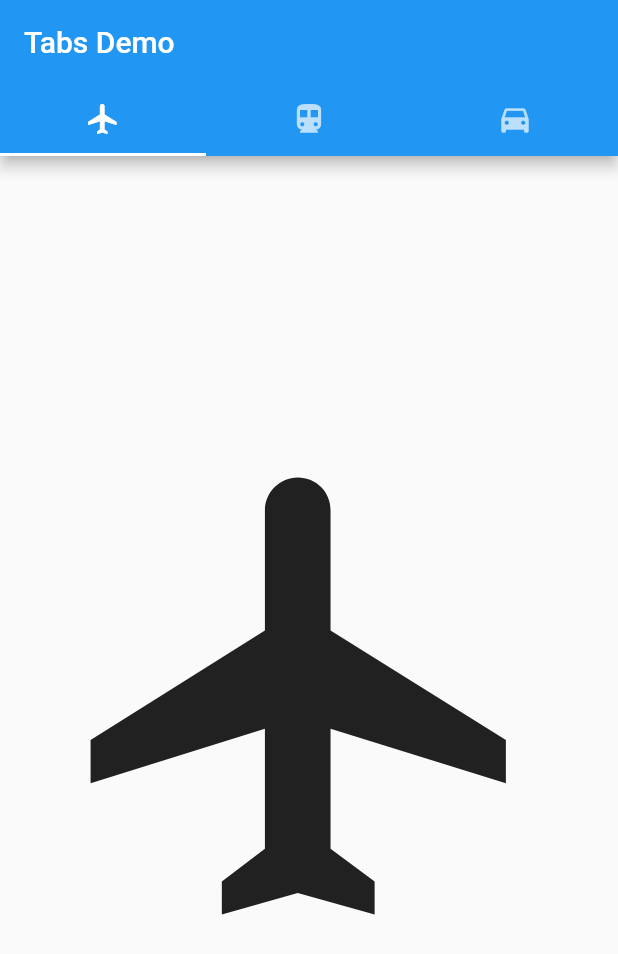
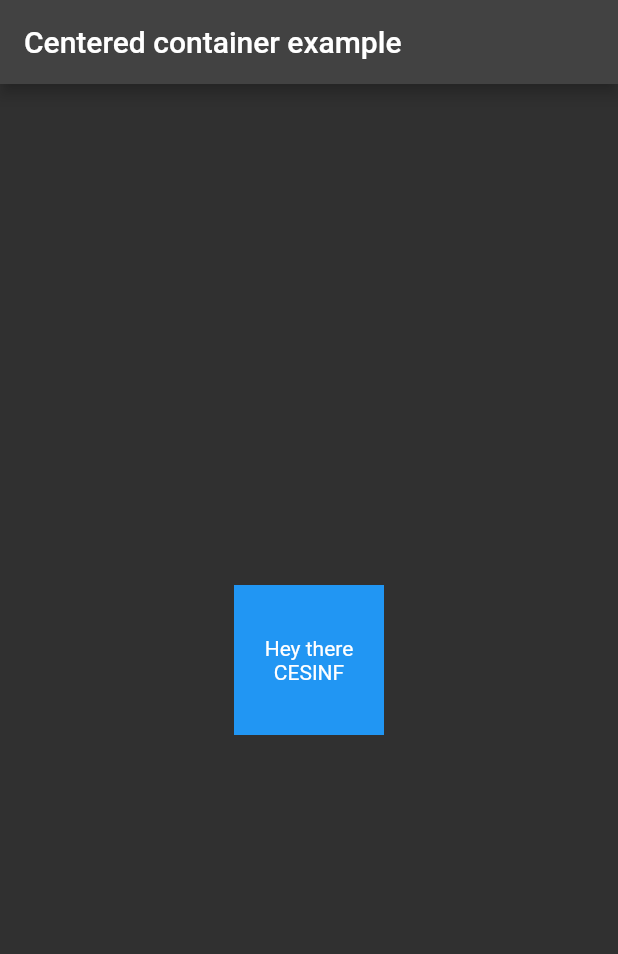
Before and after one commit to josnih21/cesinf-examples, a Flutter app: the screen it shows after launch, on a phone screen of 412 x 824 dp. Shown: the top 954 px of the screen. Run offline on Flutter 3.47's test engine with Material 2 defaults, Android fonts, the light colour scheme and no system bars.

Commit message:
:sparkles: Add container example

```diff
--- a/lib/main.dart
+++ b/lib/main.dart
@@ -13,17 +13,10 @@ class MyApp extends StatelessWidget {
     return MaterialApp(
       title: 'Flutter Demo',
       theme: ThemeData(
-        // This is the theme of your application.
-        //
-        // Try running your application with "flutter run". You'll see the
-        // application has a blue toolbar. Then, without quitting the app, try
-        // changing the primarySwatch below to Colors.green and then invoke
-        // "hot reload" (press "r" in the console where you ran "flutter run",
-        // or simply save your changes to "hot reload" in a Flutter IDE).
-        // Notice that the counter didn't reset back to zero; the application
-        // is not restarted.
         primarySwatch: Colors.blue,
       ),
+      themeMode: ThemeMode.dark,
+      darkTheme: ThemeData(brightness: Brightness.dark),
       home: const MyHomePage(title: 'Flutter Demo Home Page'),
     );
   }
@@ -41,25 +34,21 @@ class MyHomePage extends StatefulWidget {
 class _MyHomePageState extends State<MyHomePage> {
   @override
   Widget build(BuildContext context) {
-    return DefaultTabController(
-      length: 3,
-      child: Scaffold(
-        appBar: AppBar(
-          bottom: const TabBar(
-            tabs: [
-              Tab(icon: Icon(Icons.flight)),
-              Tab(icon: Icon(Icons.directions_transit)),
-              Tab(icon: Icon(Icons.directions_car)),
-            ],
+    return Scaffold(
+      appBar: AppBar(
+        title: const Text('Centered container example'),
+      ),
+      body: Center(
+        child: Container(
+          child: const Center(
+            child: Text(
+              'Hey there CESINF',
+              textAlign: TextAlign.center,
+            ),
           ),
-          title: const Text('Tabs Demo'),
-        ),
-        body: const TabBarView(
-          children: [
-            Icon(Icons.flight, size: 350),
-            Icon(Icons.directions_transit, size: 350),
-            Icon(Icons.directions_car, size: 350),
-          ],
+          color: Colors.blue,
+          height: 100,
+          width: 100,
         ),
       ),
     );
```
